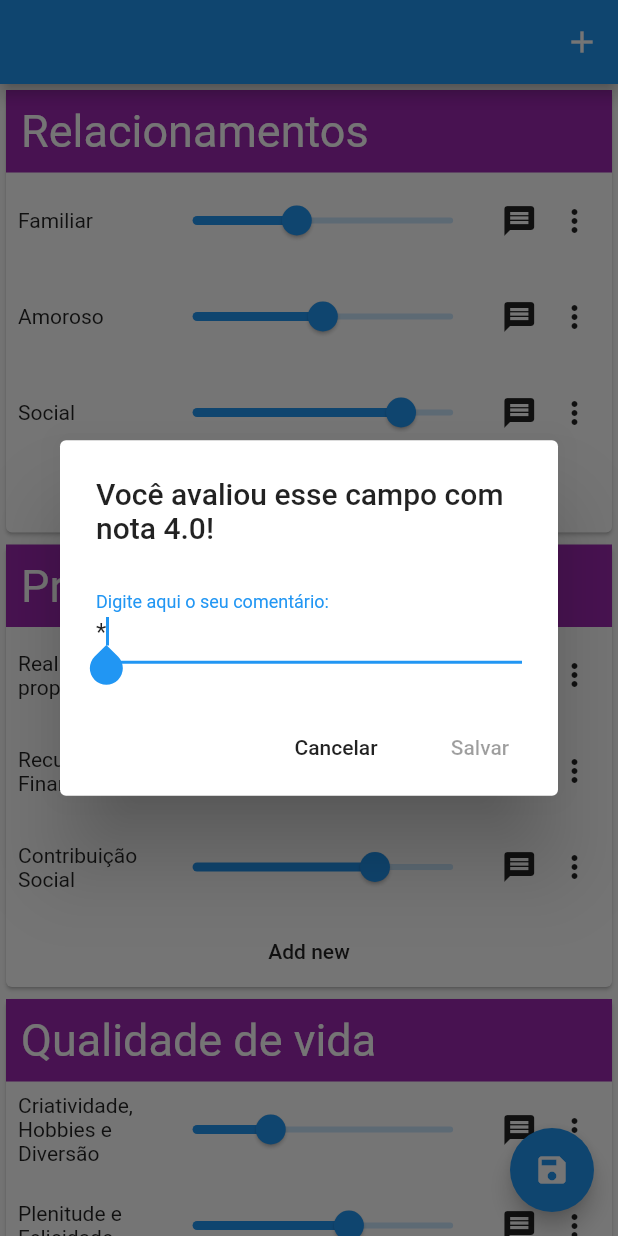
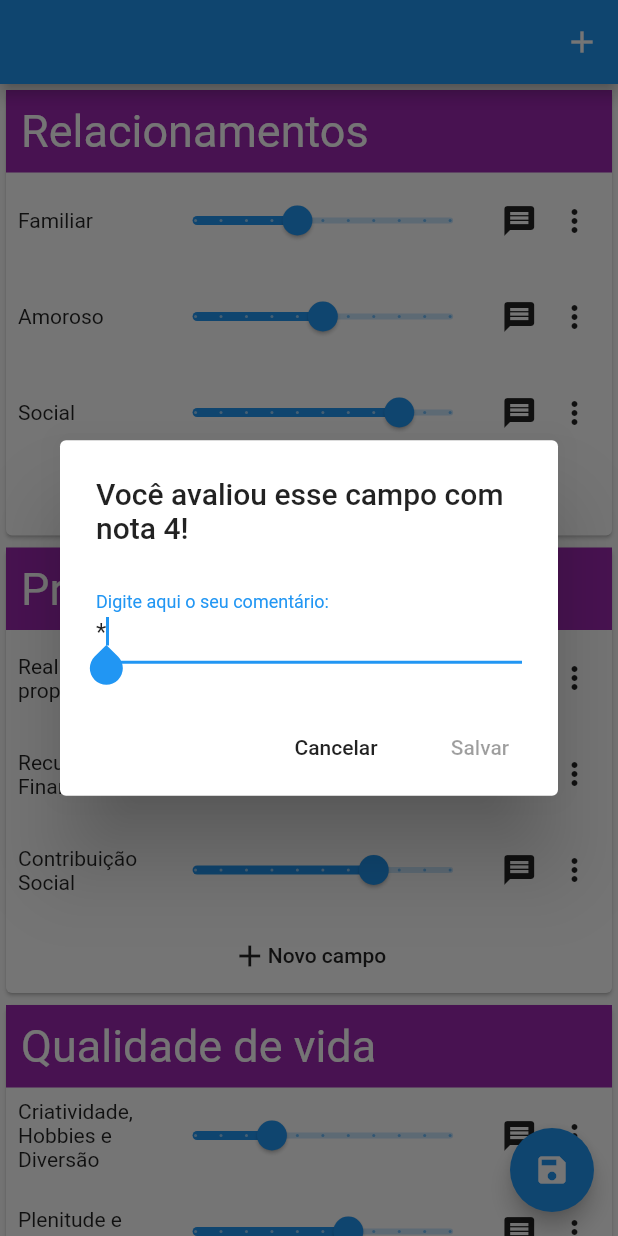
Before and after one commit to gabrielsoaresdev/self_project, a Flutter app: the screen it shows after launch, after a tap on the "message" icon, on a phone screen of 412 x 824 dp. Run offline on Flutter 3.47's test engine with Material 2 defaults, Android fonts, the phone set to English and light mode, and no system bars.

Commit message:
Fix: New Field Button

```diff
--- a/lib/res/strings.dart
+++ b/lib/res/strings.dart
@@ -10,6 +10,7 @@ class Strings {
   static String FIELD_TYPE_FIELD_NAME = 'Digite o nome do campo:';
   static String ADD_FIELD_COMMENT_INPUT = 'Você avaliou esse campo com nota ';
   static String ADD_FIELD_COMMENT_INPUT_HINT = 'Digite aqui o seu comentário:';
+  static String ADD_FIELD_ADD_NEW_BUTTON = 'Novo campo';
   //SELF EVALUATION
 
   //SPHERE
--- a/lib/widgets/field_item_widget.dart
+++ b/lib/widgets/field_item_widget.dart
@@ -9,9 +9,6 @@ class FieldItem extends StatefulWidget {
   FieldItem({@required Field field, @required Function onDeletePressed}) {
     _fieldItemState =
         new _FieldItemState(field, onDeletePressed: onDeletePressed);
-    if(onDeletePressed == null) {
-      print("TA AQUI");
-    }
   }
 
   @override
@@ -31,7 +28,8 @@ class _FieldItemState extends State<FieldItem> {
         value: _field.getEvaluation(),
         min: 0,
         max: 10,
-        label: _field.getEvaluation().toString(),
+        divisions: 10,
+        label: _field.getEvaluation().round().toString(),
         onChanged: (double value) => {
           setState(() {
             _field.setEvaluation(value);
@@ -55,7 +53,7 @@ class _FieldItemState extends State<FieldItem> {
           _field.setComments(typedText);
         },
         title: Strings.ADD_FIELD_COMMENT_INPUT +
-            _field.getEvaluation().toString() +
+            _field.getEvaluation().round().toString() +
             '!',
         hint: Strings.ADD_FIELD_COMMENT_INPUT_HINT,
         initText: _field.getComments(),
@@ -84,8 +82,6 @@ class _FieldItemState extends State<FieldItem> {
                   (String typedText) {
                     setState(() {
                       _field.setName(typedText);
-                      print("TESTE");
-                      print(typedText);
                     });
                   },
                   title: Strings.FIELD_TYPE_FIELD_NAME,
--- a/lib/widgets/sphere_item_widget.dart
+++ b/lib/widgets/sphere_item_widget.dart
@@ -73,8 +73,15 @@ class _SphereItemState extends State<SphereItem> {
     ));
   }
 
-  FlatButton _getAddFieldButton(BuildContext context) => FlatButton(
-        child: Text('Add new'),
+  Widget _getAddFieldButton(BuildContext context) => FlatButton(
+        padding: EdgeInsets.all(13),
+        child: Row(
+          mainAxisAlignment: MainAxisAlignment.center,
+          children: [
+            Icon(Icons.add),
+            Text(Strings.ADD_FIELD_ADD_NEW_BUTTON),
+          ],
+        ),
         onPressed: () {
           showDialog(
             context: context,
```
